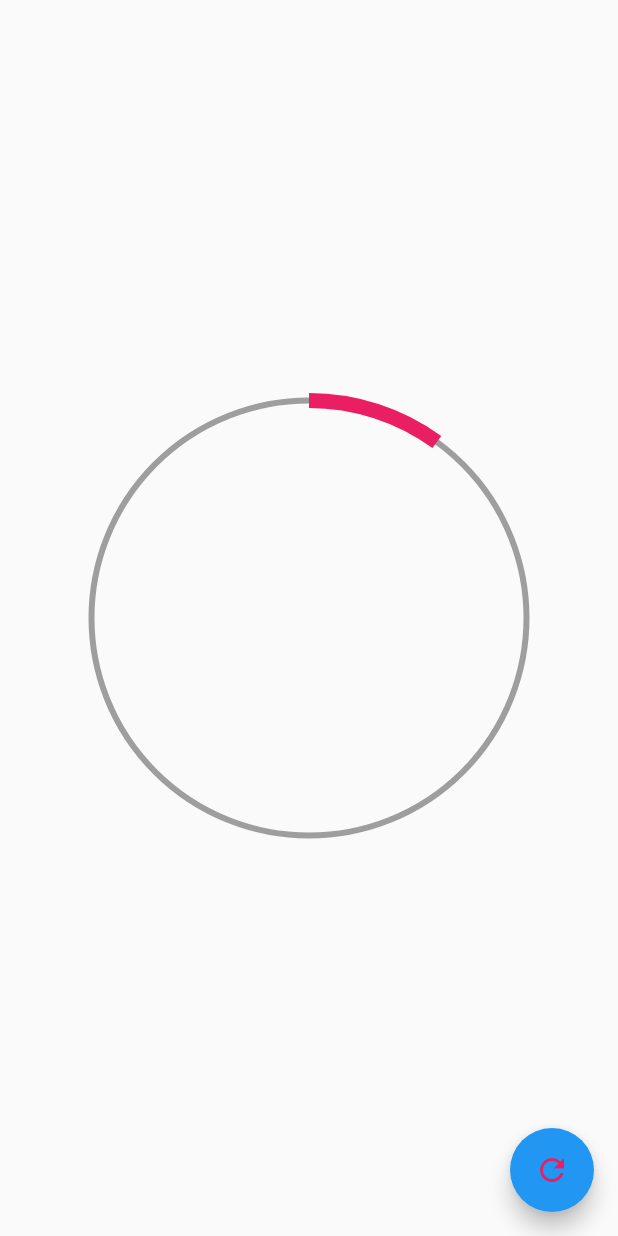
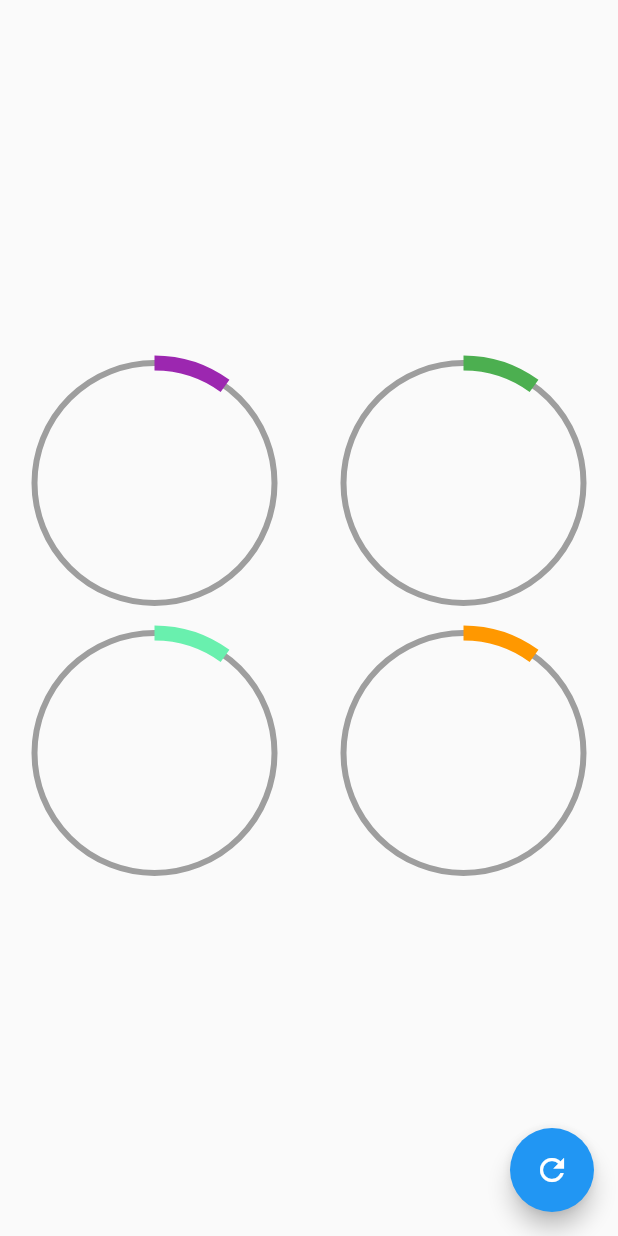
Before and after one commit to Adel-Cabrera/Flutter-UX-UI-Designs, a Flutter app: the screen it shows after launch, after a tap on the "refresh" icon, on a phone screen of 412 x 824 dp. Run offline on Flutter 3.47's test engine with Material 2 defaults, Android fonts, the phone set to English and light mode, and no system bars.

Commit message:
finished custom circular progress widgets

```diff
--- a/lib/main.dart
+++ b/lib/main.dart
@@ -2,6 +2,7 @@ import 'package:flutter/material.dart';
 import 'package:flutterexuxuii/src/challenges/cuadrado_animado.dart';
 import 'package:flutterexuxuii/src/pages/animaciones_page.dart';
 import 'package:flutterexuxuii/src/labs/circular_progress_page.dart';
+import 'package:flutterexuxuii/src/pages/graficas_circulares_page.dart';
 import 'package:flutterexuxuii/src/pages/headers_page.dart';
 
 void main() => runApp(
@@ -21,7 +22,8 @@ class MyApp extends StatelessWidget {
       home: //HeadersPage(),
           // AnimacionesPage(),
           // CuadradoAnimadoPage(),
-          CircularProgressPage(),
+          // CircularProgressPage(),
+          GraficasCircularesPage(),
     );
   }
 }
--- /dev/null
+++ b/lib/src/pages/graficas_circulares_page.dart
@@ -0,0 +1,86 @@
+import 'package:flutter/material.dart';
+import 'package:flutterexuxuii/src/labs/circular_progress_page.dart';
+import 'package:flutterexuxuii/src/widgets/radial_progress.dart';
+
+class GraficasCircularesPage extends StatefulWidget {
+  @override
+  _GraficasCircularesPageState createState() => _GraficasCircularesPageState();
+}
+
+class _GraficasCircularesPageState extends State<GraficasCircularesPage> {
+  double porcentaje = 0.0;
+
+  @override
+  Widget build(BuildContext context) {
+    return Scaffold(
+      floatingActionButton: FloatingActionButton(
+        child: Icon(
+          Icons.refresh,
+        ),
+        onPressed: () {
+          setState(() {
+            print(porcentaje);
+            porcentaje += 10.0;
+
+            if (porcentaje > 100.0) {
+              porcentaje = 0.0;
+            }
+          });
+        },
+      ),
+      body: Column(
+        mainAxisAlignment: MainAxisAlignment.center,
+        children: <Widget>[
+          Row(
+            mainAxisAlignment: MainAxisAlignment.spaceAround,
+            children: <Widget>[
+              CustomRadialProgress(
+                porcentaje: porcentaje,
+                color: Colors.purple,
+              ),
+              CustomRadialProgress(
+                porcentaje: porcentaje,
+                color: Colors.green,
+              ),
+            ],
+          ),
+          Row(
+            mainAxisAlignment: MainAxisAlignment.spaceAround,
+            children: <Widget>[
+              CustomRadialProgress(
+                porcentaje: porcentaje,
+                color: Colors.greenAccent,
+              ),
+              CustomRadialProgress(
+                porcentaje: porcentaje,
+                color: Colors.orange,
+              ),
+            ],
+          ),
+        ],
+      ),
+    );
+  }
+}
+
+class CustomRadialProgress extends StatelessWidget {
+  const CustomRadialProgress({
+    @required this.porcentaje,
+    @required this.color,
+  });
+
+  final Color color;
+  final double porcentaje;
+
+  @override
+  Widget build(BuildContext context) {
+    return Container(
+      height: 180.0,
+      width: 180.0,
+      child: RadialProgress(
+        porcentaje: porcentaje,
+        colorPrimario: color,
+      ),
+    );
+  }
+}
--- /dev/null
+++ b/lib/src/widgets/radial_progress.dart
@@ -0,0 +1,126 @@
+import 'package:flutter/material.dart';
+
+import 'dart:math' as math;
+
+class RadialProgress extends StatefulWidget {
+  final porcentaje;
+  final Color colorPrimario;
+  final Color colorSecundario;
+
+  RadialProgress(
+      {@required this.porcentaje,
+      this.colorPrimario = Colors.blue,
+      this.colorSecundario = Colors.grey});
+
+  @override
+  _RadialProgressState createState() => _RadialProgressState();
+}
+
+class _RadialProgressState extends State<RadialProgress>
+    with SingleTickerProviderStateMixin {
+  AnimationController controller;
+  double porcentajeAnterior;
+
+  @override
+  void initState() {
+    porcentajeAnterior = widget.porcentaje;
+    controller = new AnimationController(
+      vsync: this,
+      duration: Duration(
+        milliseconds: 200,
+      ),
+    );
+    super.initState();
+  }
+
+  @override
+  void dispose() {
+    controller.dispose();
+    super.dispose();
+  }
+
+  @override
+  Widget build(BuildContext context) {
+    controller.forward(from: 0.0);
+
+    final diferenciaAnimar = widget.porcentaje - porcentajeAnterior;
+    porcentajeAnterior = widget.porcentaje;
+
+    return AnimatedBuilder(
+      animation: controller,
+      builder: (context, child) {
+        return Container(
+          padding: EdgeInsets.all(
+            10.0,
+          ),
+          height: double.infinity,
+          width: double.infinity,
+          child: CustomPaint(
+            painter: _MiRadialProgress(
+                porcentaje: (widget.porcentaje - diferenciaAnimar) +
+                    (diferenciaAnimar * controller.value),
+                colorPrimario: widget.colorPrimario,
+                colorSecundario: widget.colorSecundario),
+          ),
+        );
+      },
+    );
+
+    return Container(
+      padding: EdgeInsets.all(
+        10.0,
+      ),
+      height: double.infinity,
+      width: double.infinity,
+      child: CustomPaint(
+        painter: _MiRadialProgress(porcentaje: widget.porcentaje),
+      ),
+    );
+  }
+}
+
+class _MiRadialProgress extends CustomPainter {
+  final double porcentaje;
+  final Color colorPrimario;
+  final Color colorSecundario;
+
+  _MiRadialProgress(
+      {@required this.porcentaje,
+      this.colorPrimario = Colors.blue,
+      this.colorSecundario});
+
+  @override
+  void paint(Canvas canvas, Size size) {
+    // Circulo completado
+    final paint = new Paint()
+      ..strokeWidth = 4
+      ..color = colorSecundario
+      ..style = PaintingStyle.stroke;
+
+    final Offset center = new Offset(size.width * 0.5, size.height * 0.5);
+
+    final double radio = math.min(size.width * 0.5, size.height * 0.5);
+
+    canvas.drawCircle(center, radio, paint);
+
+    // Arco
+
+    final paintArco = new Paint()
+      ..strokeWidth = 10
+      ..color = colorPrimario
+      ..style = PaintingStyle.stroke;
+
+    // Parte que se debe ir llenando
+
+    double arcAngle = 2 * math.pi * (porcentaje / 100);
+
+    canvas.drawArc(Rect.fromCircle(center: center, radius: radio), -math.pi / 2,
+        arcAngle, false, paintArco);
+  }
+
+  @override
+  bool shouldRepaint(CustomPainter oldDelegate) {
+    // TODO: implement shouldRepaint
+    return true;
+  }
+}
```
